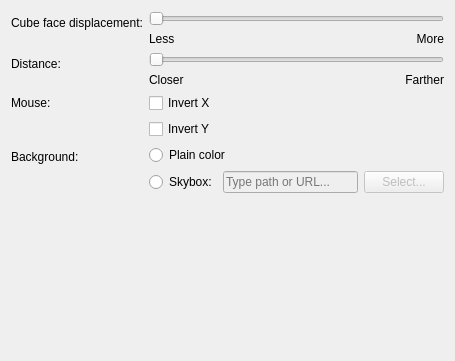
zzag/kwin-effects-cube, file src/kcm/cubeeffectkcm.ui: the form before one commit.
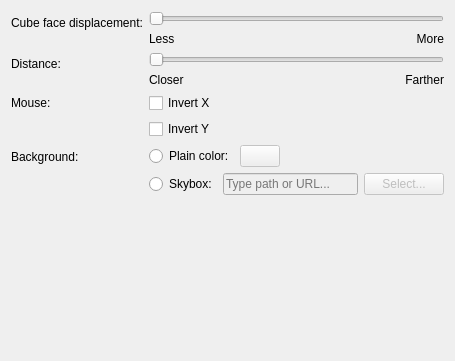
The form after the commit. Custom widgets are drawn as their Qt base class.

Commit message: Make background color configurable

The edit to the form file:
```diff
--- a/src/kcm/cubeeffectkcm.ui
+++ b/src/kcm/cubeeffectkcm.ui
@@ -156,11 +156,44 @@
    <item row="4" column="1">
     <layout class="QVBoxLayout" name="verticalLayout_3">
      <item>
-      <widget class="QRadioButton" name="button_Color">
-       <property name="text">
-        <string>Plain color</string>
-       </property>
-      </widget>
+      <layout class="QHBoxLayout" name="horizontalLayout">
+       <item>
+        <widget class="QRadioButton" name="button_Color">
+         <property name="sizePolicy">
+          <sizepolicy hsizetype="Minimum" vsizetype="Fixed">
+           <horstretch>0</horstretch>
+           <verstretch>0</verstretch>
+          </sizepolicy>
+         </property>
+         <property name="text">
+          <string>Plain color:</string>
+         </property>
+        </widget>
+       </item>
+       <item>
+        <widget class="KColorButton" name="kcfg_BackgroundColor">
+         <property name="enabled">
+          <bool>false</bool>
+         </property>
+         <property name="flat">
+          <bool>false</bool>
+         </property>
+        </widget>
+       </item>
+       <item>
+        <spacer name="horizontalSpacer">
+         <property name="orientation">
+          <enum>Qt::Horizontal</enum>
+         </property>
+         <property name="sizeHint" stdset="0">
+          <size>
+           <width>40</width>
+           <height>20</height>
+          </size>
+         </property>
+        </spacer>
+       </item>
+      </layout>
      </item>
      <item>
       <layout class="QHBoxLayout" name="horizontalLayout_2">
@@ -208,6 +241,11 @@
   </layout>
  </widget>
  <customwidgets>
+  <customwidget>
+   <class>KColorButton</class>
+   <extends>QPushButton</extends>
+   <header>kcolorbutton.h</header>
+  </customwidget>
   <customwidget>
    <class>KShortcutsEditor</class>
    <extends>QWidget</extends>
```
Left out of the diff: 32 changed lines with no effect on the pictures. The commit also changes 4 other files.
